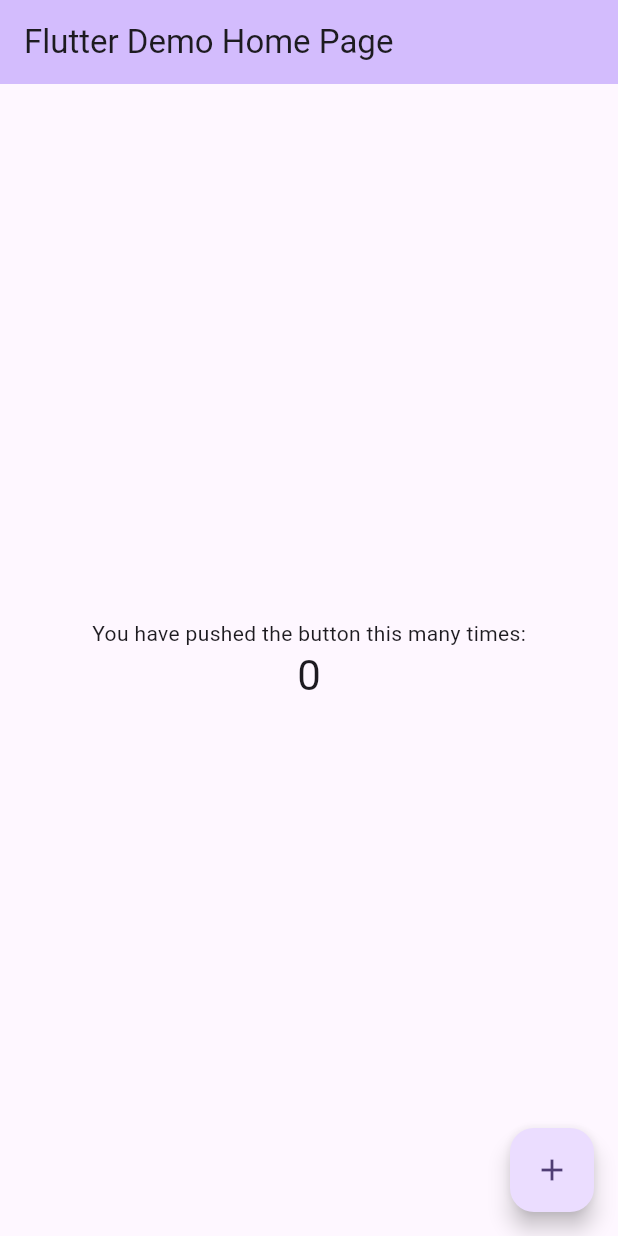
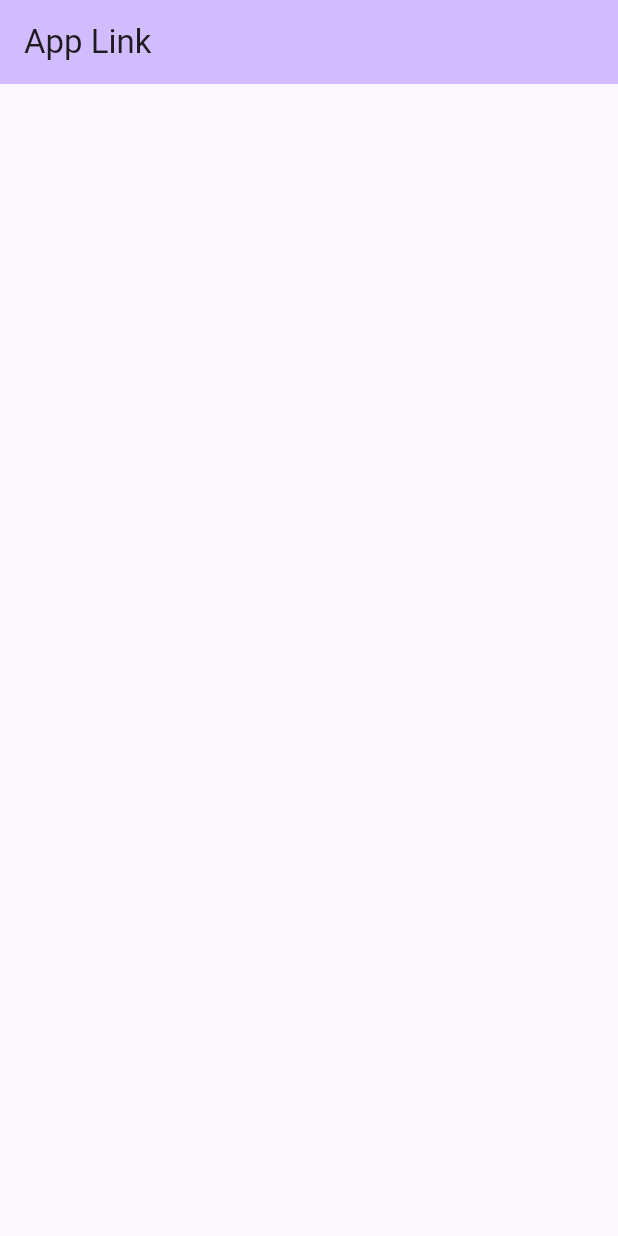
Before and after one commit to jemisgoti/flutter-applink, a Flutter app: the screen it shows after launch, on a phone screen of 412 x 824 dp. Run offline on Flutter 3.47's test engine with Material 3 defaults, Android fonts, the phone set to English and light mode, and no system bars; our stand-ins replace app_links.

Commit message:
applink added for the android

```diff
--- a/lib/main.dart
+++ b/lib/main.dart
@@ -1,3 +1,4 @@
+import 'package:app_links/app_links.dart';
 import 'package:flutter/material.dart';
 
 void main() {
@@ -31,7 +32,7 @@ class MyApp extends StatelessWidget {
         colorScheme: ColorScheme.fromSeed(seedColor: Colors.deepPurple),
         useMaterial3: true,
       ),
-      home: const MyHomePage(title: 'Flutter Demo Home Page'),
+      home: const MyHomePage(title: 'App Link'),
     );
   }
 }
@@ -55,19 +56,7 @@ class MyHomePage extends StatefulWidget {
 }
 
 class _MyHomePageState extends State<MyHomePage> {
-  int _counter = 0;
-
-  void _incrementCounter() {
-    setState(() {
-      // This call to setState tells the Flutter framework that something has
-      // changed in this State, which causes it to rerun the build method below
-      // so that the display can reflect the updated values. If we changed
-      // _counter without calling setState(), then the build method would not be
-      // called again, and so nothing would appear to happen.
-      _counter++;
-    });
-  }
-
+  final _appLinks = AppLinks();
   @override
   Widget build(BuildContext context) {
     // This method is rerun every time setState is called, for instance as done
@@ -105,21 +94,42 @@ class _MyHomePageState extends State<MyHomePage> {
           // wireframe for each widget.
           mainAxisAlignment: MainAxisAlignment.center,
           children: <Widget>[
-            const Text(
-              'You have pushed the button this many times:',
+            FutureBuilder<String?>(
+                future: _appLinks.getInitialLinkString(),
+                builder: (context, snapshot) {
+                  if (snapshot.hasData) {
+                    return Text(
+                      snapshot.data ?? "No initial link",
+                    );
+                  } else {
+                    return const SizedBox(
+                      height: 20,
+                    );
+                  }
+                }),
+            const SizedBox(
+              height: 20,
             ),
-            Text(
-              '$_counter',
-              style: Theme.of(context).textTheme.headlineMedium,
-            ),
+            StreamBuilder<Uri>(
+                stream: _appLinks.uriLinkStream,
+                builder: (context, snapshot) {
+                  if (snapshot.hasData) {
+                    return Column(
+                      children: [
+                        Text(snapshot.data.toString()),
+                        Text(snapshot.data!.queryParameters.toString()),
+                      ],
+                    );
+                  } else {
+                    return const SizedBox(
+                      height: 20,
+                    );
+                  }
+                }),
           ],
         ),
       ),
-      floatingActionButton: FloatingActionButton(
-        onPressed: _incrementCounter,
-        tooltip: 'Increment',
-        child: const Icon(Icons.add),
-      ), // This trailing comma makes auto-formatting nicer for build methods.
+      // This trailing comma makes auto-formatting nicer for build methods.
     );
   }
 }
--- a/pubspec.yaml
+++ b/pubspec.yaml
@@ -35,6 +35,7 @@ dependencies:
   # The following adds the Cupertino Icons font to your application.
   # Use with the CupertinoIcons class for iOS style icons.
   cupertino_icons: ^1.0.6
+  app_links: ^6.1.3
 
 dev_dependencies:
   flutter_test:
```
Also changed, not shown: pubspec.lock, 12 other files.
